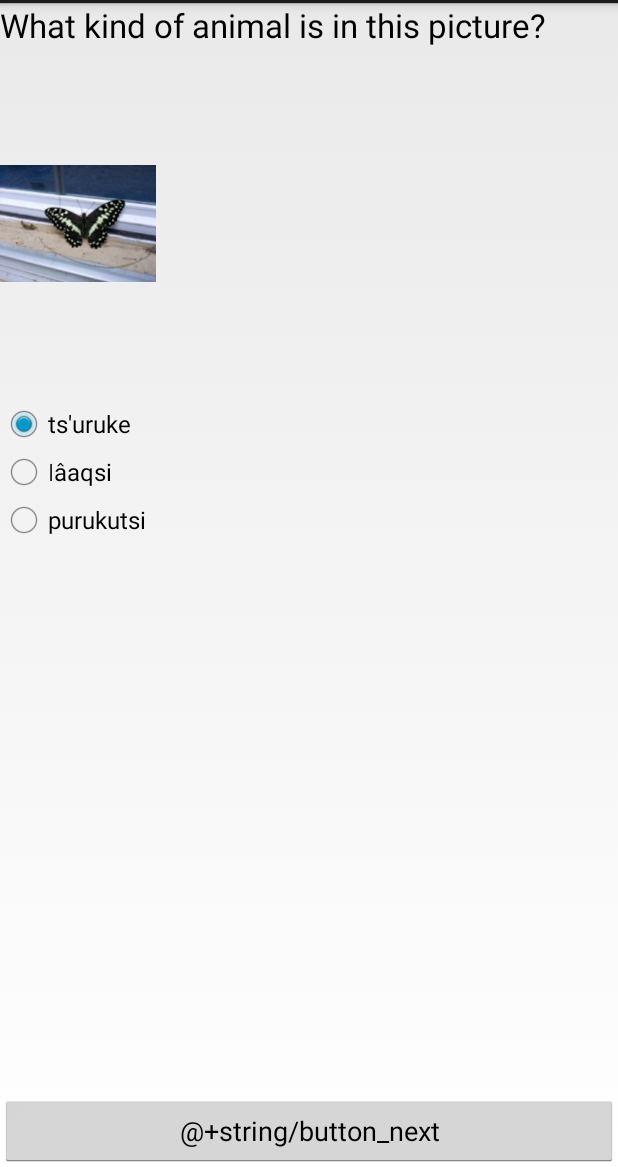
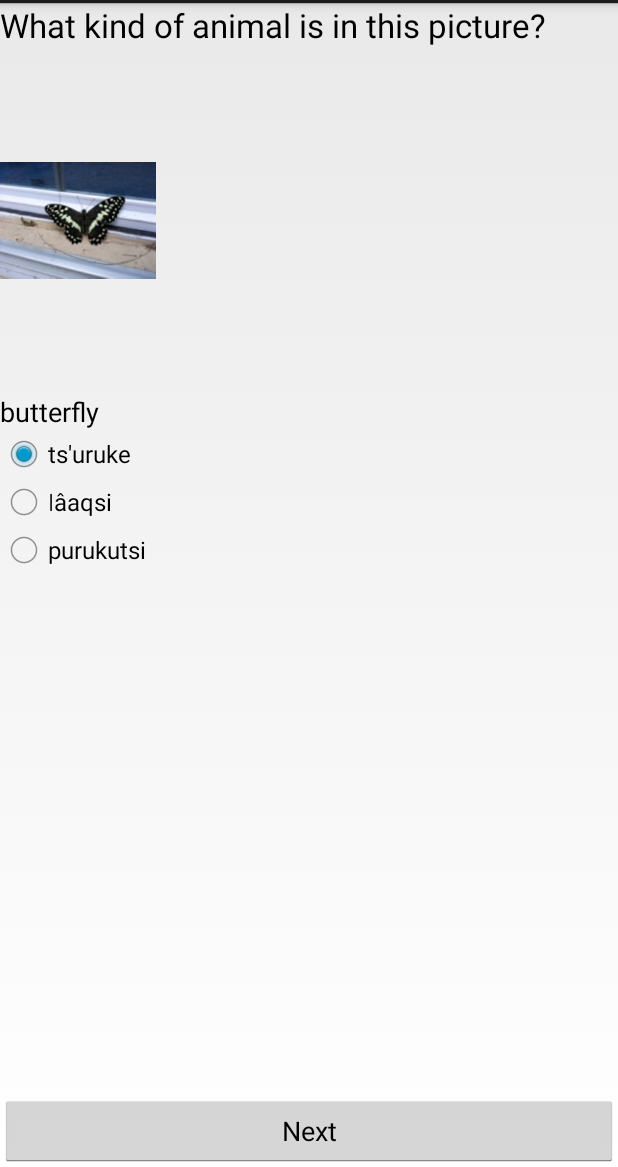
Before and after one commit to erinversfeld/ling-app, an Android app: the screen it shows after launch (QuizActivity), on a phone screen of 412 x 824 dp, the part 69-1236 px from its top. Run offline under Robolectric (Android 15) with nearby library versions, the phone set to English and light mode, and no system bars.

Commit message:
Added captions to images.

```diff
--- a/app/src/main/java/versveld/erin/ngequizapp/DbHelper.java
+++ b/app/src/main/java/versveld/erin/ngequizapp/DbHelper.java
@@ -23,6 +23,7 @@ public class DbHelper extends SQLiteOpenHelper {
 	private static final String KEY_WRONG_OPTION_1 = "wrongOp1";
 	private static final String KEY_WRONG_OPTION_2 = "wrongOp2";
 	private static final String KEY_IMG = "image";
+	private static final String KEY_CAPTION = "caption";
 	private static final String KEY_SND_ANS = "answerSound";
 	private static final String KEY_SND_WRONG_ANS_1 = "wrongSound1";
 	private static final String KEY_SND_WRONG_ANS_2 = "wrongSound2";
@@ -44,6 +45,7 @@ public class DbHelper extends SQLiteOpenHelper {
 				KEY_WRONG_OPTION_1+" TEXT,"+
 				KEY_WRONG_OPTION_2+" TEXT,"+
 				KEY_IMG +" INTEGER,"+
+				KEY_CAPTION +" STRING,"+
 				KEY_SND_ANS+" INTEGER,"+
 				KEY_SND_WRONG_ANS_1+" INTEGER,"+
 				KEY_SND_WRONG_ANS_2+" INTEGER"+
@@ -60,9 +62,10 @@ public class DbHelper extends SQLiteOpenHelper {
 
 	private void addQuestions(){
 		Question[] questionArray = new Question[37];
-		String[] answerArray = new String[37];
-		Integer[] imageReferences = new Integer[37];
-		Integer[] soundReferences = new Integer[37];
+		String[] answerArray = new String[questionArray.length];
+		String[] captions = new String[questionArray.length];
+		Integer[] imageReferences = new Integer[questionArray.length];
+		Integer[] soundReferences = new Integer[questionArray.length];
 		Random index = new Random();
 
 		answerArray[0] = "ǀqhuisi";
@@ -141,6 +144,44 @@ public class DbHelper extends SQLiteOpenHelper {
 		imageReferences[35] = R.drawable.image35;
 		imageReferences[36] = R.drawable.image36;
 
+		captions[0] = "bird";
+		captions[1] = "korhaan";
+		captions[2] = "kori bustard";
+		captions[3] = "secretary bird";
+		captions[4] = "vulture";
+		captions[5] = "owl";
+		captions[6] = "ostrich";
+		captions[7] = "zebra";
+		captions[8] = "blue wildebeast";
+		captions[9] = "gemsbok";
+		captions[10] = "eland";
+		captions[11] = "red hartebeest";
+		captions[12] = "steenbok";
+		captions[13] = "springbok";
+		captions[14] = "hare";
+		captions[15] = "mouse";
+		captions[16] = "tortoise";
+		captions[17] = "ground squirrel";
+		captions[18] = "yellow mongoose";
+		captions[19] = "suricate";
+		captions[20] = "lion";
+		captions[21] = "large spotted genet";
+		captions[22] = "black backed jackal";
+		captions[23] = "snake";
+		captions[24] = "scorpion";
+		captions[25] = "millipede";
+		captions[26] = "spider";
+		captions[27] = "butterfly";
+		captions[28] = "dung beetle";
+		captions[29] = "bull";
+		captions[30] = "cow";
+		captions[31] = "donkey";
+		captions[32] = "horse";
+		captions[33] = "goat";
+		captions[34] = "sheep";
+		captions[35] = "cat";
+		captions[36] = "dog";
+
 		soundReferences[0] = R.raw.sound1bird;
 		soundReferences[1] = R.raw.sound2korhaan;
 		soundReferences[2] = R.raw.sound3kori_bustard;
@@ -189,8 +230,8 @@ public class DbHelper extends SQLiteOpenHelper {
 			} while(wrongInd1 == i || wrongInd2 == i);
 			Log.d("Answer assignment: ", "Wrong 1: "+(i==wrongInd1)+", Wrong 2: "+(i==wrongInd2));
 			questionArray[i] = new Question(i, "What kind of animal is in this picture?", answerArray[i],
-					answerArray[wrongInd1], answerArray[wrongInd2],
-					imageReferences[i], soundReferences[i], soundReferences[wrongInd1], soundReferences[wrongInd2]);
+					answerArray[wrongInd1], answerArray[wrongInd2], imageReferences[i], captions[i],
+					soundReferences[i], soundReferences[wrongInd1], soundReferences[wrongInd2]);
 			this.addQuestion(questionArray[i]);
 		}
 	}
@@ -204,6 +245,7 @@ public class DbHelper extends SQLiteOpenHelper {
 		values.put(KEY_WRONG_OPTION_1, question.getWrongAnswer1());
 		values.put(KEY_WRONG_OPTION_2, question.getWrongAnswer2());
 		values.put(KEY_IMG, question.getImageRef());
+		values.put(KEY_CAPTION, question.getCaption());
 		Integer[] soundRefs = question.getSoundRefs();
 		values.put(KEY_SND_ANS, soundRefs[0]);
 		values.put(KEY_SND_WRONG_ANS_1, soundRefs[1]);
@@ -229,7 +271,8 @@ public class DbHelper extends SQLiteOpenHelper {
 				question.setWrongAnswer1(cursor.getString(3));
 				question.setWrongAnswer2(cursor.getString(4));
 				question.setImageRef(cursor.getInt(5));
-				soundRefs = new Integer[]{cursor.getInt(6), cursor.getInt(7), cursor.getInt(8)};
+				question.setCaption(cursor.getString(6));
+				soundRefs = new Integer[]{cursor.getInt(7), cursor.getInt(8), cursor.getInt(9)};
 				question.setSoundRefs(soundRefs);
 				questionList.add(question);
 			}while(cursor.moveToNext());
--- a/app/src/main/java/versveld/erin/ngequizapp/Question.java
+++ b/app/src/main/java/versveld/erin/ngequizapp/Question.java
@@ -8,6 +8,7 @@ public class Question {
 	private String wrongAnswer1;
 	private String wrongAnswer2;
 	private Integer imageRef;
+	private String caption;
 	private Integer[] soundRefs;
 	private int id;
 
@@ -17,13 +18,14 @@ public class Question {
 
 	//in future, must include the location of the name of the image
 	public Question(int id, String q, String a, String wrongAns1, String wrongAns2, Integer imgRef,
-					Integer sndRef0, Integer sndRef1, Integer sndRef2) {
+					String newCaption, Integer sndRef0, Integer sndRef1, Integer sndRef2) {
 		this.id = id;
 		questionText = q;
 		correctAnswer = a;
 		wrongAnswer1 = wrongAns1;
 		wrongAnswer2 = wrongAns2;
 		imageRef = imgRef;
+		caption = newCaption;
 		soundRefs = new Integer[]{sndRef0, sndRef1, sndRef2};
 	}
 
@@ -49,6 +51,10 @@ public class Question {
 
 	public Integer getImageRef(){
 		return imageRef;
+	}
+
+	public String getCaption(){
+		return caption;
 	}
 
 	public Integer[] getSoundRefs(){
@@ -79,6 +85,10 @@ public class Question {
 		imageRef = newImageRef;
 	}
 
+	public void setCaption(String newCaption){
+		caption = newCaption;
+	}
+
 	public void setSoundRefs(Integer[] newSoundRefs){
 		soundRefs = newSoundRefs;
 	}
--- a/app/src/main/java/versveld/erin/ngequizapp/QuizActivity.java
+++ b/app/src/main/java/versveld/erin/ngequizapp/QuizActivity.java
@@ -20,7 +20,7 @@ public class QuizActivity extends Activity {
 	int questionInd = 0;
 
 	Question currentQuestion;
-	TextView textQuestion;
+	TextView textQuestion, textCaption;
 	RadioButton rCAns, rWAns1, rWAns2;
 	RadioGroup radioGroup;
 	Button buttonNext;
@@ -35,6 +35,7 @@ public class QuizActivity extends Activity {
 		questionList = db.getAllQuestions();
 		currentQuestion = questionList.get((int)(Math.random()*questionList.size()));
 		textQuestion = (TextView)findViewById(R.id.textView1);
+		textCaption = (TextView)findViewById(R.id.textView2);
 		radioGroup = (RadioGroup)findViewById(R.id.radioGroup1);
 		buttonNext = (Button)findViewById(R.id.button1);
 		image = (ImageView)findViewById(R.id.imageView1);
@@ -104,6 +105,7 @@ public class QuizActivity extends Activity {
 
 	private void setQuestionView(){
 		textQuestion.setText(currentQuestion.getQuestionText());
+		textCaption.setText(currentQuestion.getCaption());
 
 		int correctButton = (int)(Math.random()*3);
 		switch (correctButton){
--- a/app/src/main/res/layout/activity_quiz.xml
+++ b/app/src/main/res/layout/activity_quiz.xml
@@ -27,6 +27,13 @@
            android:layout_weight="0.01"
            android:src="@drawable/image0" />
 
+       <TextView
+               android:id="@+id/textView2"
+               android:layout_width="match_parent"
+               android:layout_height="wrap_content"
+               android:text = "@string/medium_text"
+               android:textAppearance="?android:attr/textAppearanceMedium"/>
+
        <RadioGroup
            android:id="@+id/radioGroup1"
            android:layout_width="match_parent"
@@ -37,26 +44,26 @@
                android:layout_width="match_parent"
                android:layout_height="wrap_content"
                android:checked="true"
-               android:text="@+string/radio_button_zero" />
+               android:text="@string/radio_button_zero" />
 
            <RadioButton
                android:id="@+id/radio1"
                android:layout_width="match_parent"
                android:layout_height="wrap_content"
-               android:text="@+string/radio_button_one" />
+               android:text="@string/radio_button_one" />
 
            <RadioButton
                android:id="@+id/radio2"
                android:layout_width="match_parent"
                android:layout_height="wrap_content"
-               android:text="@+string/radio_button_two" />
+               android:text="@string/radio_button_two" />
            </RadioGroup>
 
            <Button
                android:id="@+id/button1"
                android:layout_width="match_parent"
                android:layout_height="wrap_content"
-               android:text="@+string/button_next"/>
+               android:text="@string/button_next"/>
 
            </LinearLayout>
 
--- a/app/src/main/res/values/strings.xml
+++ b/app/src/main/res/values/strings.xml
@@ -2,6 +2,7 @@
 
     <string name="app_name">NgeQuiz</string>
     <string name="large_text">Large text</string>
+    <string name="medium_text">Medium text</string>
     <string name="radio_button_zero">Radio Button 0</string>
     <string name="radio_button_one">Radio Button 1</string>
     <string name="radio_button_two">Radio Button 2</string>
```
